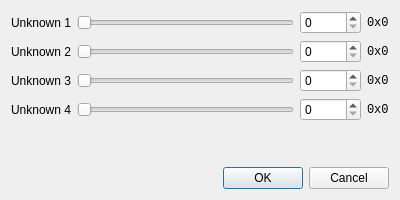
Old version of the form src/mpbgui/SplitUnkEditor.ui in the repository dakrk/manatools.
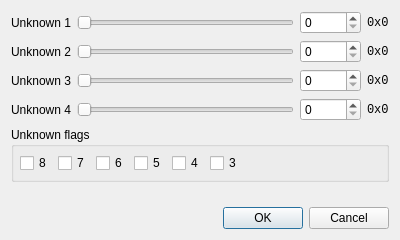
New version of the form.

Commit message: mpbgui: allow editing unknown flags

```diff
--- a/src/mpbgui/SplitUnkEditor.ui
+++ b/src/mpbgui/SplitUnkEditor.ui
@@ -7,7 +7,7 @@
     <x>0</x>
     <y>0</y>
     <width>400</width>
-    <height>200</height>
+    <height>240</height>
    </rect>
   </property>
   <property name="windowTitle">
@@ -180,6 +180,82 @@
      </item>
     </layout>
    </item>
+   <item>
+    <widget class="QGroupBox" name="groupUnkFlags">
+     <property name="title">
+      <string>Unknown flags</string>
+     </property>
+     <layout class="QHBoxLayout" name="horizontalLayout_2">
+      <property name="leftMargin">
+       <number>6</number>
+      </property>
+      <property name="topMargin">
+       <number>6</number>
+      </property>
+      <property name="rightMargin">
+       <number>6</number>
+      </property>
+      <property name="bottomMargin">
+       <number>6</number>
+      </property>
+      <item>
+       <widget class="QCheckBox" name="checkUnkFlag8">
+        <property name="text">
+         <string>8</string>
+        </property>
+       </widget>
+      </item>
+      <item>
+       <widget class="QCheckBox" name="checkUnkFlag7">
+        <property name="text">
+         <string>7</string>
+        </property>
+       </widget>
+      </item>
+      <item>
+       <widget class="QCheckBox" name="checkUnkFlag6">
+        <property name="text">
+         <string>6</string>
+        </property>
+       </widget>
+      </item>
+      <item>
+       <widget class="QCheckBox" name="checkUnkFlag5">
+        <property name="text">
+         <string>5</string>
+        </property>
+       </widget>
+      </item>
+      <item>
+       <widget class="QCheckBox" name="checkUnkFlag4">
+        <property name="text">
+         <string>4</string>
+        </property>
+       </widget>
+      </item>
+      <item>
+       <widget class="QCheckBox" name="checkUnkFlag3">
+        <property name="text">
+         <string>3</string>
+        </property>
+       </widget>
+      </item>
+      <item>
+       <spacer name="horizontalSpacer_2">
+        <property name="orientation">
+         <enum>Qt::Orientation::Horizontal</enum>
+        </property>
+        <property name="sizeHint" stdset="0">
+         <size>
+          <width>40</width>
+          <height>20</height>
+         </size>
+        </property>
+       </spacer>
+      </item>
+     </layout>
+    </widget>
+   </item>
    <item>
     <spacer name="verticalSpacer">
      <property name="orientation">
```
The commit also changes 1 other file.
